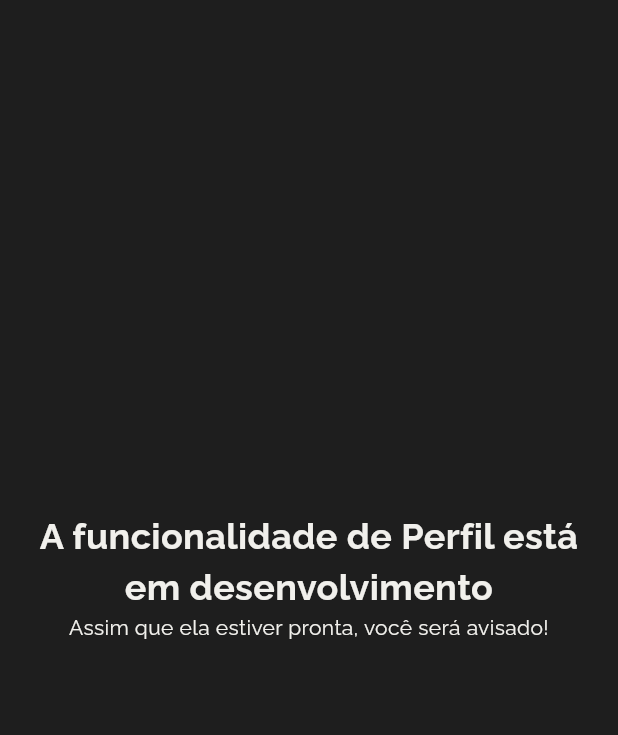
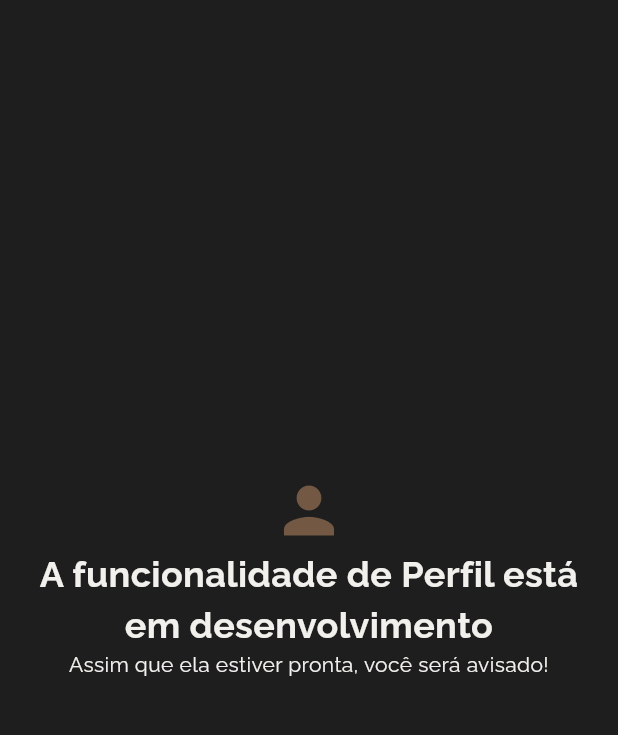
Before and after one commit to Andre-pm/film-fount, a Flutter app: the UnderDevelopmentScreen screen opened by its route, on a phone screen of 412 x 824 dp, the part 84-819 px from its top. Run offline on Flutter 3.47's test engine with Material 3 defaults, Android fonts, the phone set to English and light mode, and no system bars; our stand-ins replace dio, firebase_auth, firebase_core, firebase_database, flutter_dotenv, flutter_riverpod and 4 more; accounts and stored records are empty; generated files the repository leaves out were written again.

Commit message:
Feat/add icon on under development screen

```diff
--- a/lib/app/navigation/app_router.dart
+++ b/lib/app/navigation/app_router.dart
@@ -29,12 +29,18 @@ class AppRouter {
         return FadeRoute(widget: MovieDetailScreen(movieId: movieId ?? 0));
       case profile:
         return FadeRoute(
-          widget: UnderDevelopmentScreen(selectedOption: MenuOptions.profile),
+          widget: UnderDevelopmentScreen(
+            selectedOption: MenuOptions.profile,
+            icon: Icons.person,
+          ),
         );
 
       case goals:
         return FadeRoute(
-          widget: UnderDevelopmentScreen(selectedOption: MenuOptions.goals),
+          widget: UnderDevelopmentScreen(
+            selectedOption: MenuOptions.goals,
+            icon: Icons.check,
+          ),
         );
       case library:
         return FadeRoute(widget: LibraryScreen());
--- a/lib/core/presentation/screens/under_development_screen.dart
+++ b/lib/core/presentation/screens/under_development_screen.dart
@@ -5,7 +5,12 @@ import 'package:flutter/material.dart';
 
 class UnderDevelopmentScreen extends StatelessWidget {
   final MenuOptions selectedOption;
-  const UnderDevelopmentScreen({super.key, required this.selectedOption});
+  final IconData icon;
+  const UnderDevelopmentScreen({
+    super.key,
+    required this.selectedOption,
+    required this.icon,
+  });
 
   @override
   Widget build(BuildContext context) {
@@ -27,6 +32,11 @@ class UnderDevelopmentScreen extends StatelessWidget {
                     mainAxisAlignment: MainAxisAlignment.center,
                     crossAxisAlignment: CrossAxisAlignment.center,
                     children: [
+                      Icon(
+                        size: 50,
+                        icon,
+                        color: Theme.of(context).colorScheme.secondary,
+                      ),
                       Text(
                         'A funcionalidade de ${selectedOption.title} está em desenvolvimento',
                         softWrap: true,
@@ -34,16 +44,12 @@ class UnderDevelopmentScreen extends StatelessWidget {
                         style: TextStyle(
                           fontSize: 24,
                           fontWeight: FontWeight.bold,
-                          color: Color.fromRGBO(241, 240, 236, 1),
                         ),
                       ),
                       Text(
                         'Assim que ela estiver pronta, você será avisado!',
                         softWrap: true,
                         textAlign: TextAlign.center,
-                        style: TextStyle(
-                          color: Color.fromRGBO(241, 240, 236, 1),
-                        ),
                       ),
                     ],
                   ),
```
